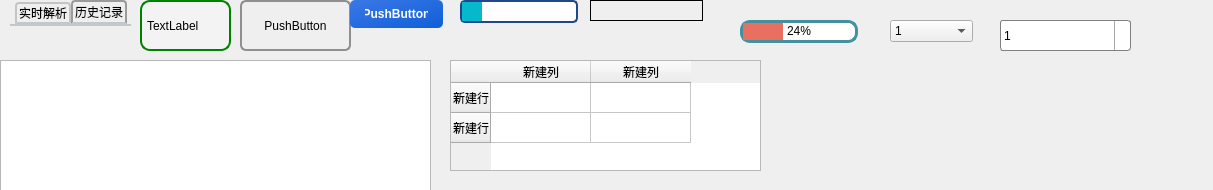
The window that KCTS/KCTS Project/demo/test.ui (learniuH/work) describes before a commit, drawn with Qt 5.
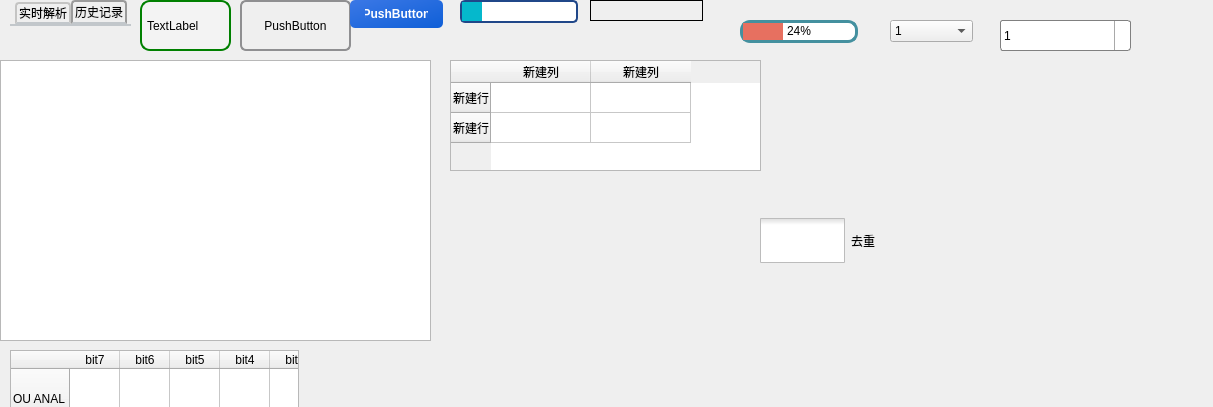
The same window after the commit. Icons and pictures are not drawn.

Commit message: 新增checkBox的资源图标

Patch:
```diff
--- a/KCTS/KCTS Project/demo/test.ui
+++ b/KCTS/KCTS Project/demo/test.ui
@@ -7,7 +7,7 @@
     <x>0</x>
     <y>0</y>
     <width>1213</width>
-    <height>190</height>
+    <height>407</height>
    </rect>
   </property>
   <property name="windowTitle">
@@ -555,6 +555,34 @@
     <number>24</number>
    </property>
   </widget>
+  <widget class="QCheckBox" name="checkBox">
+   <property name="geometry">
+    <rect>
+     <x>760</x>
+     <y>210</y>
+     <width>171</width>
+     <height>61</height>
+    </rect>
+   </property>
+   <property name="styleSheet">
+    <string notr="true">QCheckBox::indicator {
+	width: 85px;
+	height: 45px;
+}
+
+QCheckBox::indicator:unckecked {
+	image: url(:/checkBox/img/toggle_switch_unchecked.png);
+}
+
+
+QCheckBox::indicator:checked {
+	image: url(:/checkBox/img/toggle_switch_checked.png);
+}</string>
+   </property>
+   <property name="text">
+    <string>去重</string>
+   </property>
+  </widget>
  </widget>
  <resources/>
  <connections/>
```
Left out of the diff: 4 changed lines with no effect on the pictures. The commit also changes 15 other files.
